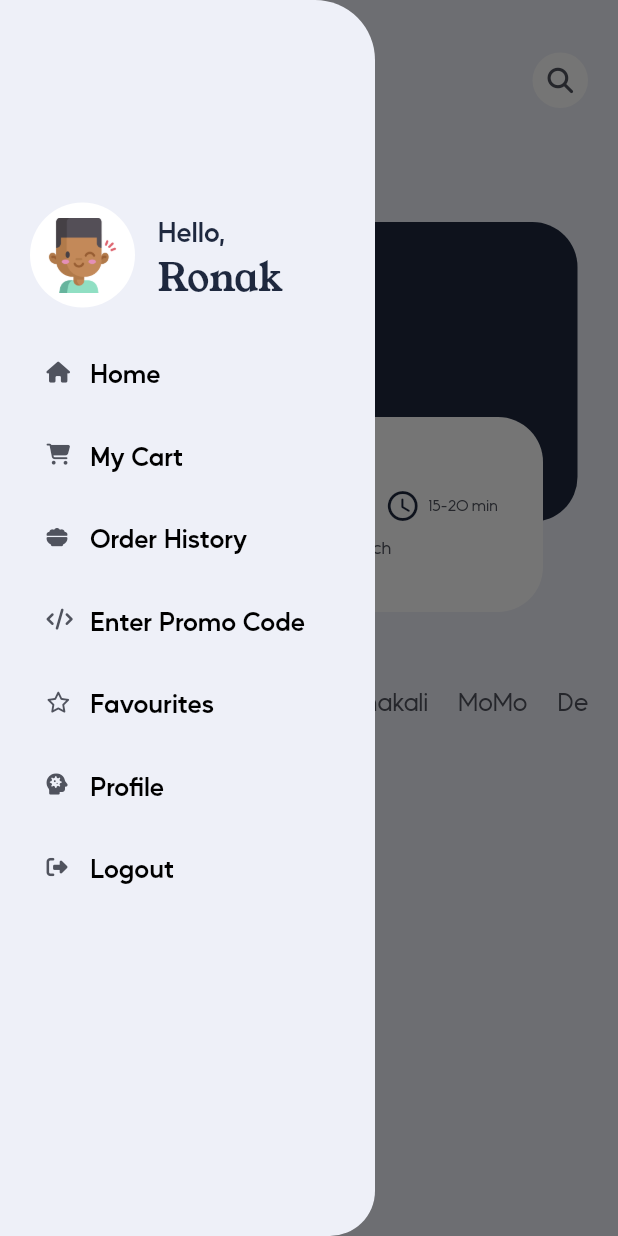
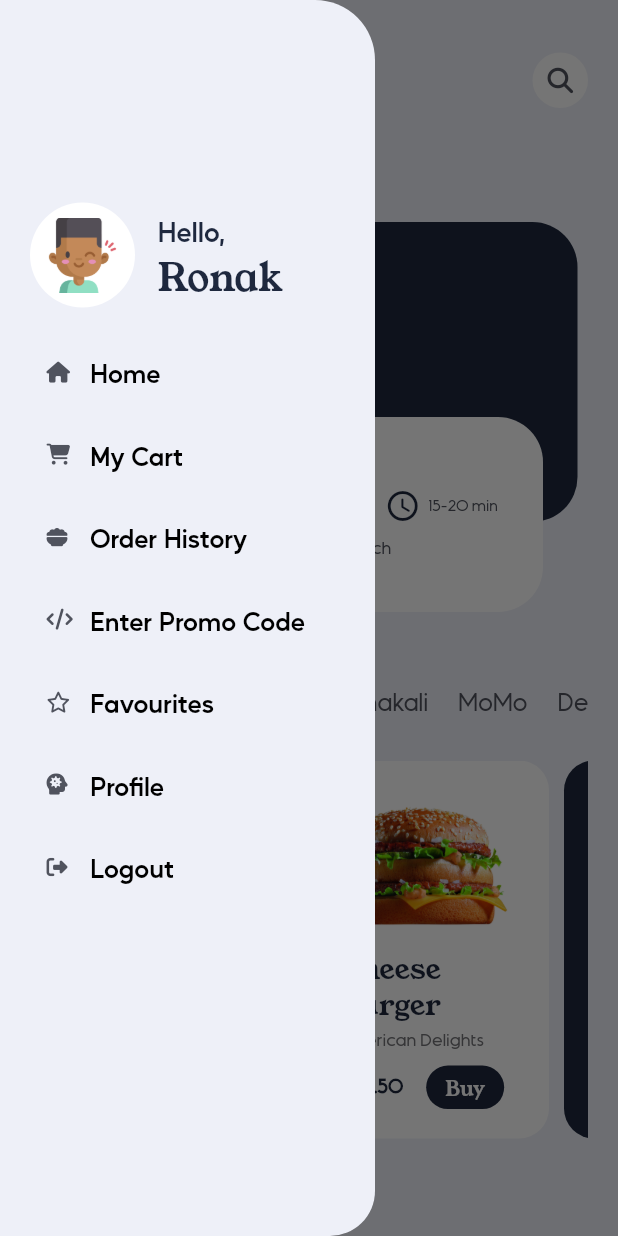
Before and after one commit to Ronakkkkk/Foodie-restaurant-app, a Flutter app: the screen it shows after launch, after a tap on an icon or button, on a phone screen of 412 x 824 dp. Run offline on Flutter 3.47's test engine with Material 2 defaults, Android fonts, the phone set to English and light mode, and no system bars; drawn by our look-alikes of smooth_page_indicator; our stand-ins replace cloud_firestore, firebase_auth, firebase_core, font_awesome_flutter, sliding_up_panel; missing offline and left inert: neopop; accounts and stored records are empty.

Commit message:
Initial-commit

```diff
--- a/lib/Firebase/Menucontroller.dart
+++ /dev/null
@@ -1,37 +0,0 @@
-import 'dart:convert';
-
-import 'package:flutter/cupertino.dart';
-import 'package:foodie/Firebase/Menuitem.dart';
-import 'package:get/get.dart';
-import 'package:cloud_firestore/cloud_firestore.dart';
-
-class Menucontroller {
-  final CollectionReference _menulsit =
-      FirebaseFirestore.instance.collection('Menu');
-//   Future getmenu() async {
-//   List<MenuItems> menulist = [];
-//   try {
-//     await _menulsit.get().then((QuerySnapshot snapshot) {
-//       snapshot.docs.forEach((element) {
-//         menulist.add(MenuItems.fromJson(element.data()));
-//       });
-//     });
-//     return menulist;
-//   } catch (e) {
-//     return menulist;
-//   }
-// }
-  Future getmenu() async {
-    List Menulist = [];
-    try {
-      await _menulsit.get().then((QuerySnapshot snapshot) {
-        snapshot.docs.forEach((element) {
-          Menulist.add(element.data());
-        });
-      });
-      return Menulist;
-    } catch (e) {
-      return null;
-    }
-  }
-}
--- a/lib/Firebase/Menuitem.dart
+++ /dev/null
@@ -1,12 +0,0 @@
-class MenuItems {
-  final String name;
-  final int price;
-  final String cuisine;
-
-  //you can add extra field here
-  MenuItems({required this.name, required this.price, required this.cuisine});
-  MenuItems.fromJson(Map<String, dynamic> json)
-      : name = json['Name'],
-        price = json['Price'],
-        cuisine = json['Cuisine'];
-}
--- a/lib/main.dart
+++ b/lib/main.dart
@@ -1,8 +1,7 @@
 import 'package:firebase_auth/firebase_auth.dart';
 import 'package:flutter/material.dart';
 import 'package:flutter/services.dart';
-import 'package:foodie/Firebase/Menucontroller.dart';
-import 'package:foodie/Firebase/auth.dart';
+
 import 'package:foodie/screens/home%20page/foodmenu.dart';
 import 'package:foodie/screens/home%20page/main_food_page%20.dart';
 
@@ -24,13 +23,8 @@ class MyApp extends StatelessWidget {
     SystemChrome.setSystemUIOverlayStyle(
       const SystemUiOverlayStyle(statusBarColor: Colors.transparent),
     );
-    return MultiProvider(
-      providers: [
-        Provider<auth>(create: (_) => auth()),
-      ],
-      child: MaterialApp(
-          debugShowCheckedModeBanner: false, title: 'Foodie', home: Foodpage()),
-    );
+    return MaterialApp(
+        debugShowCheckedModeBanner: false, title: 'Foodie', home: Foodpage());
   }
 }
 
--- a/lib/screens/home page/foodmenu.dart
+++ b/lib/screens/home page/foodmenu.dart
@@ -2,8 +2,7 @@ import 'dart:convert';
 import 'dart:ui';
 
 import 'package:flutter/material.dart';
-import 'package:foodie/Firebase/Menucontroller.dart';
-import 'package:foodie/Firebase/STorage.dart';
+
 import 'package:foodie/constants/Colors.dart';
 import 'package:foodie/constants/texts.dart';
 import 'package:cloud_firestore/cloud_firestore.dart';
@@ -19,22 +18,6 @@ class Foodmenu extends StatefulWidget {
 class _FoodmenuState extends State<Foodmenu> {
   List menulist = [];
   @override
-  void initState() {
-    super.initState();
-    fetchmenu();
-  }
-
-  Future fetchmenu() async {
-    dynamic resultmenu = await Menucontroller().getmenu();
-    if (resultmenu == null) {
-      return Text('Unable to retrive data');
-    } else {
-      setState(() {
-        menulist = resultmenu;
-      });
-    }
-  }
-
   @override
   Widget build(BuildContext context) {
     return Column(children: [
@@ -48,7 +31,7 @@ class _FoodmenuState extends State<Foodmenu> {
                   width: 10,
                 );
               }),
-              itemCount: menulist.length))
+              itemCount: 5))
     ]);
   }
 }
@@ -65,25 +48,12 @@ Widget _menucontent(int index, List menu) {
       crossAxisAlignment: CrossAxisAlignment.start,
       mainAxisAlignment: MainAxisAlignment.spaceEvenly,
       children: [
-        FutureBuilder(
-          future: Storage().downloadurl(menu[index]['Picture']),
-          builder: ((context, AsyncSnapshot<String> snapshot) {
-            if (snapshot.connectionState == ConnectionState.done &&
-                snapshot.hasData) {
-              return Container(
-                margin: EdgeInsets.only(right: 20, left: 20, top: 7, bottom: 0),
-                child: Image(
-                  image: NetworkImage(snapshot.data!),
-                  fit: BoxFit.contain,
-                ),
-              );
-            }
-            if (snapshot.connectionState == ConnectionState.waiting ||
-                !snapshot.hasData) {
-              return CircularProgressIndicator();
-            }
-            return Container();
-          }),
+        Container(
+          margin: EdgeInsets.only(right: 20, left: 20, top: 7, bottom: 0),
+          child: Image(
+            image: AssetImage('assets/images/burger.png'),
+            fit: BoxFit.contain,
+          ),
         ),
         Container(
           padding: EdgeInsets.only(left: 20),
@@ -91,7 +61,7 @@ Widget _menucontent(int index, List menu) {
             crossAxisAlignment: CrossAxisAlignment.start,
             children: [
               Text(
-                menu[index]['Name'],
+                'Cheese Burger',
                 textAlign: TextAlign.left,
                 style: kbigtext.copyWith(
                     fontSize: 20,
@@ -101,7 +71,7 @@ Widget _menucontent(int index, List menu) {
                 height: 5,
               ),
               Text(
-                menu[index]['Cuisine'],
+                'American Delights',
                 style:
                     ksmalltext.copyWith(fontSize: 16, color: Color(0xff747478)),
               ),
@@ -120,20 +90,20 @@ Widget _menucontent(int index, List menu) {
                     width: 5,
                   ),
                   Text(
-                    menu[index]['Price'].toString(),
+                    '14',
                     style: ksmalltext.copyWith(
                         fontSize: 22,
                         color: index % 2 == 0 ? Colors.white : kprimarycolor,
                         fontWeight: FontWeight.bold),
                   ),
-                  // Text(
-                  //   ".50",
-                  //   style: ksmalltext.copyWith(
-                  //       fontSize: 17,
-                  //       color: index % 2 == 0 ? Colors.white : kprimarycolor,
-                  //       fontWeight: FontWeight.bold,
-                  //       fontFeatures: [FontFeature.superscripts()]),
-                  // ),
+                  Text(
+                    ".50",
+                    style: ksmalltext.copyWith(
+                        fontSize: 17,
+                        color: index % 2 == 0 ? Colors.white : kprimarycolor,
+                        fontWeight: FontWeight.bold,
+                        fontFeatures: [FontFeature.superscripts()]),
+                  ),
                   SizedBox(
                     width: 15,
                   ),
```
Also changed, not shown: lib/Firebase/Storage.dart (deleted, +0 -13 lines), lib/Firebase/auth.dart (deleted, +0 -26 lines), lib/data/api/api_client.dart (deleted, +0 -25 lines), lib/data/repositories/popular_deals_repo.dart (deleted, +0 -11 lines), lib/screens/home page/menudrawer.dart (+2 -12 lines), lib/screens/login_screen/loginscreen.dart (+1 -15 lines), lib/screens/login_screen/register.dart (+1 -15 lines), lib/test.dart (deleted, +0 -37 lines).
